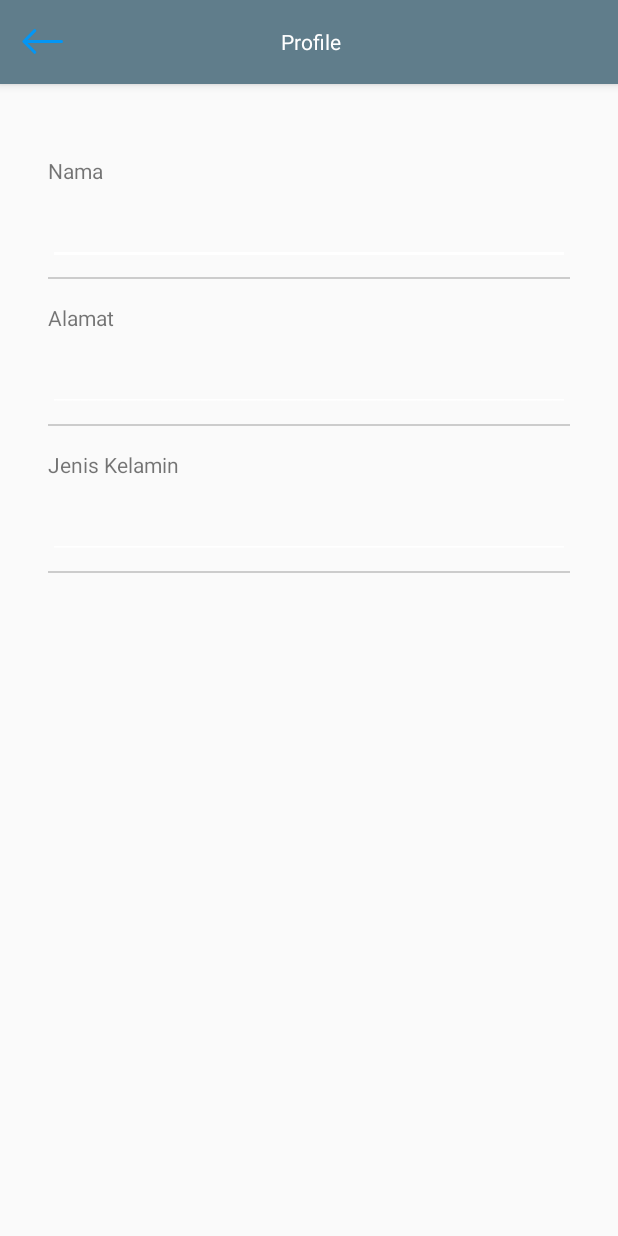
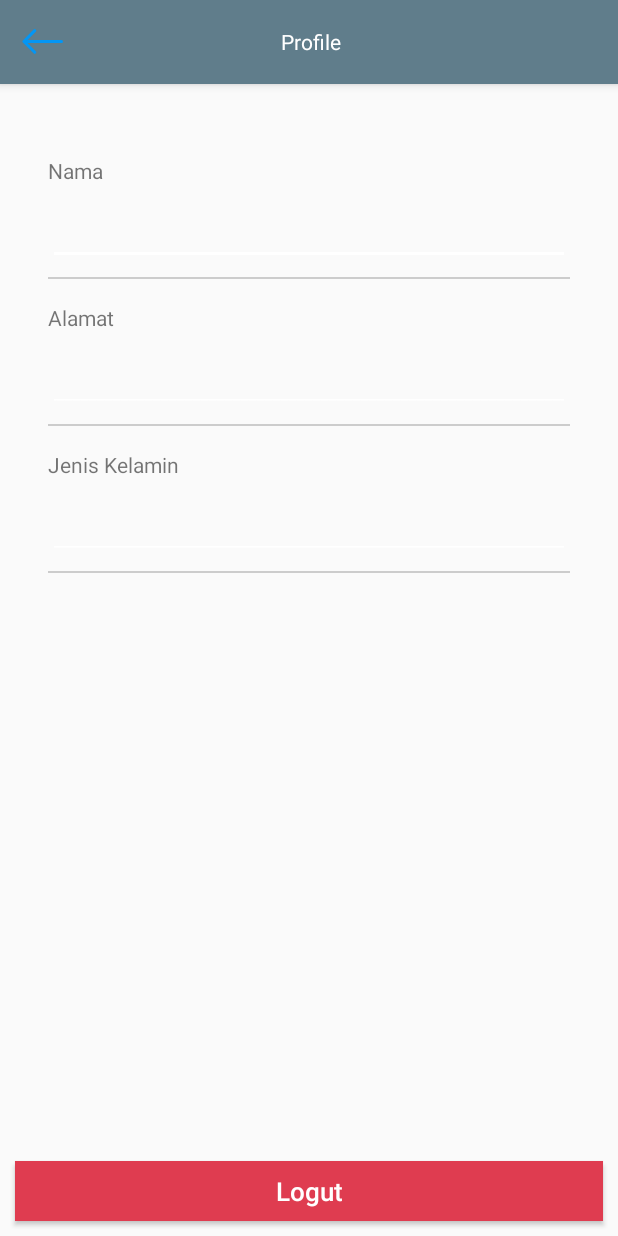
Before and after one commit to evalinanatalia/skripsi, an Android app: the ProfileActivity screen opened directly, with no data from a screen before it, on a phone screen of 412 x 824 dp. Run offline under Robolectric (Android 15) with nearby library versions, the phone set to English and light mode, and no system bars.

```diff
--- a/app/src/main/AndroidManifest.xml
+++ b/app/src/main/AndroidManifest.xml
@@ -11,7 +11,7 @@
         android:roundIcon="@mipmap/ic_launcher_round"
         android:supportsRtl="true"
         android:theme="@style/AppTheme">
-        <activity android:name=".LoginActivity"
+        <activity android:name=".SplashScreen"
             android:screenOrientation="portrait"
             android:theme="@style/AppTheme.NoActionBar">
             <intent-filter>
@@ -36,6 +36,10 @@
             android:screenOrientation="portrait"
             android:theme="@style/AppTheme.NoActionBar">
         </activity>
+        <activity android:name=".LoginActivity"
+            android:screenOrientation="portrait"
+            android:theme="@style/AppTheme.NoActionBar">
+        </activity>
     </application>
 
 </manifest>
--- a/app/src/main/java/com/example/trusts/LoginActivity.java
+++ b/app/src/main/java/com/example/trusts/LoginActivity.java
@@ -57,6 +57,7 @@ public class LoginActivity extends AppCompatActivity {
                         responseProfile = response.body();
                         //Save User Data
                         mPreference.saveProfile(responseProfile.getData());
+                        mPreference.setLogin("login");
                         Intent intent = new Intent(LoginActivity.this, MainActivity.class);
                         startActivity(intent);
                         finish();
--- a/app/src/main/java/com/example/trusts/ProfileActivity.java
+++ b/app/src/main/java/com/example/trusts/ProfileActivity.java
@@ -1,7 +1,9 @@
 package com.example.trusts;
 
+import android.content.Intent;
 import android.os.Bundle;
 import android.view.View;
+import android.widget.Button;
 import android.widget.EditText;
 
 import androidx.appcompat.app.AppCompatActivity;
@@ -13,6 +15,7 @@ import com.example.trusts.support.Preferences;
 
 public class ProfileActivity extends AppCompatActivity {
     EditText nama, alamat, jenis_kelamin;
+    Button btn_logout;
     Preferences mPreferences;
     Profile profile;
 
@@ -27,6 +30,7 @@ public class ProfileActivity extends AppCompatActivity {
             nama = (EditText) findViewById(R.id.et_name);
             alamat = (EditText)findViewById(R.id.et_alamat);
             jenis_kelamin = (EditText)findViewById(R.id.jenis_kelamin);
+            btn_logout = (Button)findViewById(R.id.btn_logout);
 
             profile = mPreferences.getProfile();
 
@@ -35,6 +39,13 @@ public class ProfileActivity extends AppCompatActivity {
                 alamat.setText(profile.getAlamat());
                 jenis_kelamin.setText(profile.getJenis_kelamin());
             }
+            btn_logout.setOnClickListener(new View.OnClickListener() {
+                @Override
+                public void onClick(View view) {
+                    startActivity(new Intent(ProfileActivity.this, ProfileActivity.class));
+                    mPreferences.setLogin("");
+                }
+            });
         }
 
         public void initToolbar(int toolbarId) {
--- a/app/src/main/res/layout/activity_mobil_keluar.xml
+++ b/app/src/main/res/layout/activity_mobil_keluar.xml
@@ -6,11 +6,13 @@
     android:layout_width="match_parent"
     android:layout_height="match_parent"
     tools:context=".MainActivity">
+
     <LinearLayout
         android:layout_width="match_parent"
         android:layout_height="wrap_content"
         android:animateLayoutChanges="true"
         android:orientation="vertical">
+
     <com.google.android.material.appbar.AppBarLayout
         android:layout_width="match_parent"
         android:layout_height="wrap_content"
--- a/app/src/main/res/layout/activity_profile.xml
+++ b/app/src/main/res/layout/activity_profile.xml
@@ -144,5 +144,16 @@
 
     </LinearLayout>
     </LinearLayout>
-
+    <Button
+        android:id="@+id/btn_logout"
+        android:layout_width="match_parent"
+        android:layout_height="40dp"
+        android:layout_margin="10dp"
+        android:layout_alignParentBottom="true"
+        android:background="@color/colorRed"
+        android:textAllCaps="false"
+        fontPath="fonts/SemiBold.otf"
+        android:textSize="17sp"
+        android:textColor="@color/colorWhite"
+        android:text="Logut"/>
 </RelativeLayout>
```
Also changed, not shown: app/src/main/java/com/example/trusts/SplashScreen.java (added, +29 -0 lines), app/src/main/java/com/example/trusts/support/Preferences.java (+15 -0 lines), app/src/main/res/layout/activity_splash.xml (added, +12 -0 lines).
